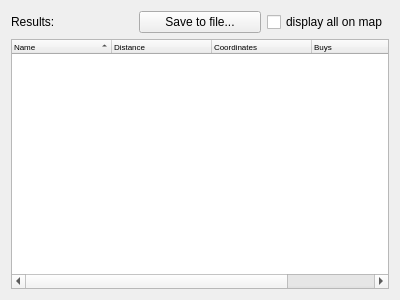
Before: the Qt Designer form searchresultwidget.ui in mrkite/minutor, drawn with Qt 5.
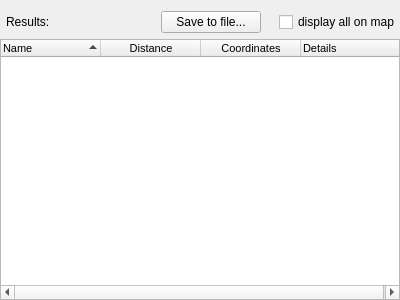
After: the same form once the commit is applied.

Commit message: fixed stuff for m1.18 extended build height (#262)

```diff
--- a/searchresultwidget.ui
+++ b/searchresultwidget.ui
@@ -14,10 +14,34 @@
    <string>Form</string>
   </property>
   <layout class="QVBoxLayout" name="verticalLayout">
+   <property name="leftMargin">
+    <number>0</number>
+   </property>
+   <property name="rightMargin">
+    <number>0</number>
+   </property>
+   <property name="bottomMargin">
+    <number>0</number>
+   </property>
    <item>
     <layout class="QHBoxLayout" name="horizontalLayout">
+     <property name="spacing">
+      <number>18</number>
+     </property>
+     <property name="leftMargin">
+      <number>6</number>
+     </property>
+     <property name="rightMargin">
+      <number>0</number>
+     </property>
      <item>
       <widget class="QLabel" name="lbl_location">
+       <property name="sizePolicy">
+        <sizepolicy hsizetype="MinimumExpanding" vsizetype="Preferred">
+         <horstretch>0</horstretch>
+         <verstretch>0</verstretch>
+        </sizepolicy>
+       </property>
        <property name="text">
         <string>Results:</string>
        </property>
@@ -25,10 +49,10 @@
      </item>
      <item>
       <widget class="QPushButton" name="saveSearchResults">
-       <property name="maximumSize">
+       <property name="minimumSize">
         <size>
-         <width>122</width>
-         <height>16777215</height>
+         <width>100</width>
+         <height>0</height>
         </size>
        </property>
        <property name="text">
@@ -49,9 +73,12 @@
     <widget class="QTreeWidget" name="treeWidget">
      <property name="font">
       <font>
-       <pointsize>6</pointsize>
+       <pointsize>8</pointsize>
       </font>
      </property>
+     <property name="rootIsDecorated">
+      <bool>false</bool>
+     </property>
      <property name="sortingEnabled">
       <bool>true</bool>
      </property>
@@ -64,20 +91,21 @@
       <property name="text">
        <string>Distance</string>
       </property>
+      <property name="textAlignment">
+       <set>AlignCenter</set>
+      </property>
      </column>
      <column>
       <property name="text">
        <string>Coordinates</string>
       </property>
-     </column>
-     <column>
-      <property name="text">
-       <string>Buys</string>
+      <property name="textAlignment">
+       <set>AlignCenter</set>
       </property>
      </column>
      <column>
       <property name="text">
-       <string>Sells</string>
+       <string>Details</string>
       </property>
      </column>
     </widget>
```
The commit also changes 28 other files.
